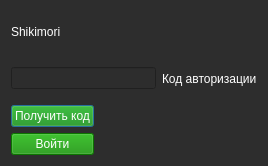
brandonzorn/Nlight, file form/authUI.ui: the form before one commit.
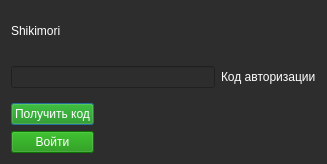
The form after the commit.

Commit message: Updated auth form

```diff
--- a/form/authUI.ui
+++ b/form/authUI.ui
@@ -6,8 +6,8 @@
    <rect>
     <x>0</x>
     <y>0</y>
-    <width>268</width>
-    <height>166</height>
+    <width>327</width>
+    <height>164</height>
    </rect>
   </property>
   <property name="palette">
```
The commit also changes 2 other files.
